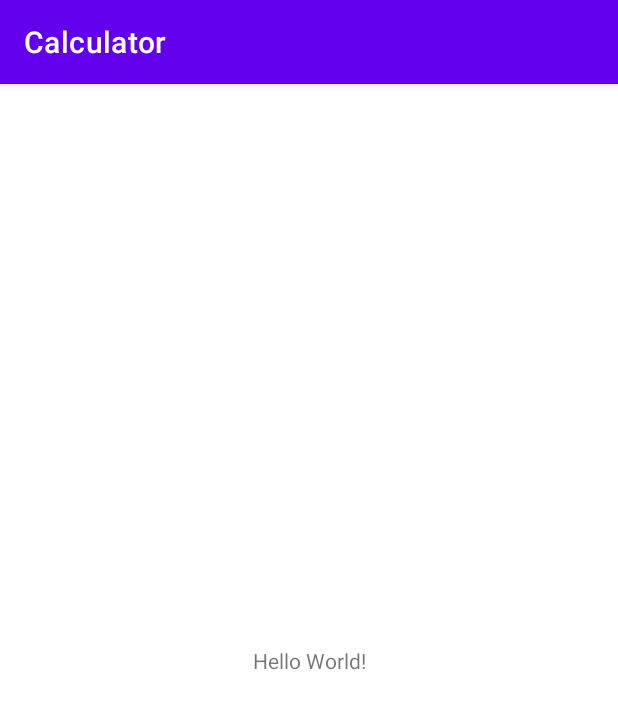
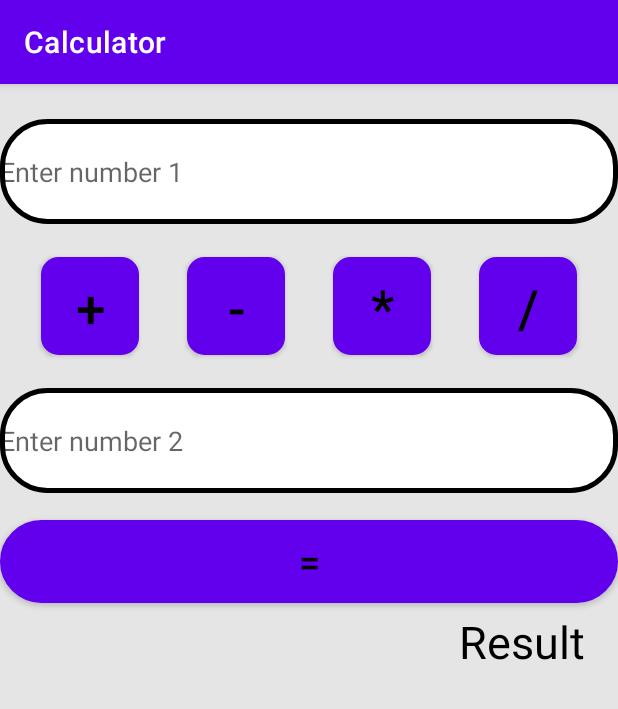
Before and after one commit to KirillKazak/Calculator, an Android app: the screen it shows after launch (MainActivity), on a phone screen of 412 x 824 dp. Shown: the top 709 px of the screen. Run offline under Robolectric (Android 15) with nearby library versions, the phone set to English and light mode, and no system bars.

```diff
--- /dev/null
+++ b/app/src/main/res/drawable/shape_for_bottom.xml
@@ -0,0 +1,11 @@
+<?xml version="1.0" encoding="utf-8"?>
+<selector
+    xmlns:android="http://schemas.android.com/apk/res/android">
+    <item>
+        <shape>
+            <solid android:color="@color/blue"/>
+            <corners android:radius="10.0dip" />
+            <stroke android:width="@dimen/dimen3dp"/>
+        </shape>
+    </item>
+</selector>
--- /dev/null
+++ b/app/src/main/res/drawable/shape_for_bottom_equally.xml
@@ -0,0 +1,11 @@
+<?xml version="1.0" encoding="utf-8"?>
+<selector
+    xmlns:android="http://schemas.android.com/apk/res/android">
+    <item>
+        <shape>
+            <solid android:color="@color/blue"/>
+            <corners android:radius="30.0dip" />
+            <stroke android:width="@dimen/dimen3dp"/>
+        </shape>
+    </item>
+</selector>
--- /dev/null
+++ b/app/src/main/res/drawable/shape_for_edit_text.xml
@@ -0,0 +1,11 @@
+<?xml version="1.0" encoding="utf-8"?>
+<selector
+    xmlns:android="http://schemas.android.com/apk/res/android">
+    <item>
+        <shape>
+            <solid android:color="@color/whiteNew"/>
+            <corners android:radius="30.0dip" />
+            <stroke android:width="@dimen/dimen3dp"/>
+        </shape>
+    </item>
+</selector>
--- a/app/src/main/res/layout/activity_main.xml
+++ b/app/src/main/res/layout/activity_main.xml
@@ -1,18 +1,115 @@
 <?xml version="1.0" encoding="utf-8"?>
-<androidx.constraintlayout.widget.ConstraintLayout xmlns:android="http://schemas.android.com/apk/res/android"
+<androidx.constraintlayout.widget.ConstraintLayout
+    xmlns:android="http://schemas.android.com/apk/res/android"
     xmlns:app="http://schemas.android.com/apk/res-auto"
     xmlns:tools="http://schemas.android.com/tools"
     android:layout_width="match_parent"
     android:layout_height="match_parent"
-    tools:context=".MainActivity">
+    tools:context=".MainActivity"
+    android:background="@color/grey">
+
+    <EditText
+        android:id="@+id/edit_text_number1"
+        android:layout_width="match_parent"
+        android:layout_height="@dimen/dimen70dp"
+        app:layout_constraintTop_toTopOf="parent"
+        app:layout_constraintStart_toStartOf="parent"
+        app:layout_constraintEnd_toEndOf="parent"
+        android:layout_marginTop="@dimen/dimen23dp"
+        android:background="@drawable/shape_for_edit_text"
+        android:hint="@string/number1"/>
+
+    <Button
+        android:id="@+id/button_plus"
+        android:layout_width="@dimen/dimen65dp"
+        android:layout_height="@dimen/dimen65dp"
+        app:layout_constraintTop_toBottomOf="@+id/edit_text_number1"
+        app:layout_constraintStart_toStartOf="parent"
+        app:layout_constraintEnd_toStartOf="@id/button_minus"
+        android:background="@drawable/shape_for_bottom"
+        android:text="@string/plus"
+        android:textSize="@dimen/dimen35sp"
+        android:textColor="@color/blackNew"
+        android:layout_marginTop="@dimen/dimen22dp"
+        android:layout_marginStart="@dimen/dimen17dp" />
+
+    <Button
+        android:id="@+id/button_minus"
+        android:layout_width="@dimen/dimen65dp"
+        android:layout_height="@dimen/dimen65dp"
+        app:layout_constraintTop_toBottomOf="@+id/edit_text_number1"
+        app:layout_constraintStart_toEndOf="@id/button_plus"
+        app:layout_constraintEnd_toStartOf="@id/button_multiply"
+        android:background="@drawable/shape_for_bottom"
+        android:text="@string/minus"
+        android:textSize="@dimen/dimen35sp"
+        android:textColor="@color/blackNew"
+        android:layout_marginTop="@dimen/dimen22dp"
+        android:layout_marginStart="@dimen/dimen22dp"/>
+
+    <Button
+        android:id="@+id/button_multiply"
+        android:layout_width="@dimen/dimen65dp"
+        android:layout_height="@dimen/dimen65dp"
+        app:layout_constraintTop_toBottomOf="@+id/edit_text_number1"
+        app:layout_constraintStart_toEndOf="@id/button_minus"
+        app:layout_constraintEnd_toStartOf="@id/button_division"
+        android:background="@drawable/shape_for_bottom"
+        android:text="@string/multiply"
+        android:textSize="@dimen/dimen35sp"
+        android:textColor="@color/blackNew"
+        android:layout_marginTop="@dimen/dimen22dp"
+        android:layout_marginStart="@dimen/dimen22dp"/>
+
+    <Button
+        android:id="@+id/button_division"
+        android:layout_width="@dimen/dimen65dp"
+        android:layout_height="@dimen/dimen65dp"
+        app:layout_constraintTop_toBottomOf="@+id/edit_text_number1"
+        app:layout_constraintStart_toEndOf="@id/button_multiply"
+        app:layout_constraintEnd_toEndOf="parent"
+        android:background="@drawable/shape_for_bottom"
+        android:text="@string/division"
+        android:textSize="@dimen/dimen35sp"
+        android:textColor="@color/blackNew"
+        android:layout_marginTop="@dimen/dimen22dp"
+        android:layout_marginStart="@dimen/dimen22dp"
+        android:layout_marginEnd="@dimen/dimen17dp"/>
+
+    <EditText
+        android:id="@+id/edit_text_number2"
+        android:layout_width="match_parent"
+        android:layout_height="@dimen/dimen70dp"
+        app:layout_constraintTop_toBottomOf="@id/button_plus"
+        app:layout_constraintStart_toSrartOf="parent"
+        app:layout_constraintEnd_toEndOf="parent"
+        android:layout_marginTop="@dimen/dimen22dp"
+        android:background="@drawable/shape_for_edit_text"
+        android:hint="@string/number2"/>
+
+    <Button
+        android:id="@+id/button_equally"
+        android:layout_width="match_parent"
+        android:layout_height="@dimen/dimen55dp"
+        app:layout_constraintTop_toBottomOf="@+id/edit_text_number2"
+        app:layout_constraintStart_toStartOf="parent"
+        app:layout_constraintEnd_toEndOf="parent"
+        android:background="@drawable/shape_for_bottom_equally"
+        android:text="@string/equally"
+        android:textSize="@dimen/dimen25sp"
+        android:textColor="@color/blackNew"
+        android:layout_marginTop="@dimen/dimen18dp" />
 
     <TextView
+        android:id="@+id/text_view_result"
         android:layout_width="wrap_content"
         android:layout_height="wrap_content"
-        android:text="Hello World!"
-        app:layout_constraintBottom_toBottomOf="parent"
-        app:layout_constraintLeft_toLeftOf="parent"
-        app:layout_constraintRight_toRightOf="parent"
-        app:layout_constraintTop_toTopOf="parent" />
+        android:text="@string/result"
+        android:textSize="@dimen/dimen30sp"
+        android:textColor="@color/blackNew"
+        app:layout_constraintTop_toBottomOf="@+id/button_equally"
+        app:layout_constraintEnd_toEndOf="parent"
+        android:layout_marginTop="@dimen/dimen5dp"
+        android:layout_marginEnd="@dimen/dimen22dp"/>
 
 </androidx.constraintlayout.widget.ConstraintLayout>
--- a/app/src/main/res/values/colors.xml
+++ b/app/src/main/res/values/colors.xml
@@ -7,4 +7,8 @@
     <color name="teal_700">#FF018786</color>
     <color name="black">#FF000000</color>
     <color name="white">#FFFFFFFF</color>
+    <color name="grey">#E5E5E5</color>
+    <color name="whiteNew">#FFFFFF</color>
+    <color name="blue">#AFC2F3</color>
+    <color name="blackNew">#000000</color>
 </resources>
--- /dev/null
+++ b/app/src/main/res/values/dimens.xml
@@ -0,0 +1,17 @@
+<?xml version="1.0" encoding="utf-8"?>
+<resources>
+    <dimen name="dimen70dp">70dp</dimen>
+    <dimen name="dimen23dp">23dp</dimen>
+    <dimen name="dimen65dp">65dp</dimen>
+    <dimen name="dimen35sp">35sp</dimen>
+    <dimen name="dimen22dp">22dp</dimen>
+    <dimen name="dimen17dp">17dp</dimen>
+    <dimen name="dimen55dp">55dp</dimen>
+    <dimen name="dimen25dp">25dp</dimen>
+    <dimen name="dimen18dp">18dp</dimen>
+    <dimen name="dimen10dp">10dp</dimen>
+    <dimen name="dimen25sp">25sp</dimen>
+    <dimen name="dimen30sp">30sp</dimen>
+    <dimen name="dimen5dp">5dp</dimen>
+    <dimen name="dimen3dp">3dp</dimen>
+</resources>
--- a/app/src/main/res/values/strings.xml
+++ b/app/src/main/res/values/strings.xml
@@ -1,3 +1,12 @@
 <resources>
     <string name="app_name">Calculator</string>
+    <string name="calculator">Calculator</string>
+    <string name="number1">Enter number 1</string>
+    <string name="plus">+</string>
+    <string name="minus">-</string>
+    <string name="multiply">*</string>
+    <string name="division">/</string>
+    <string name="number2">Enter number 2</string>
+    <string name="equally">=</string>
+    <string name="result">Result</string>
 </resources>
```
